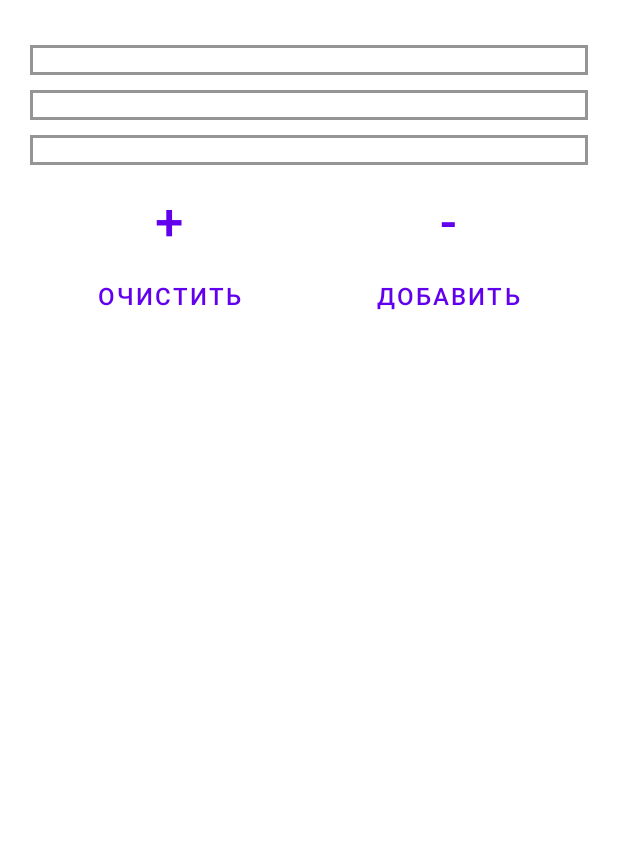
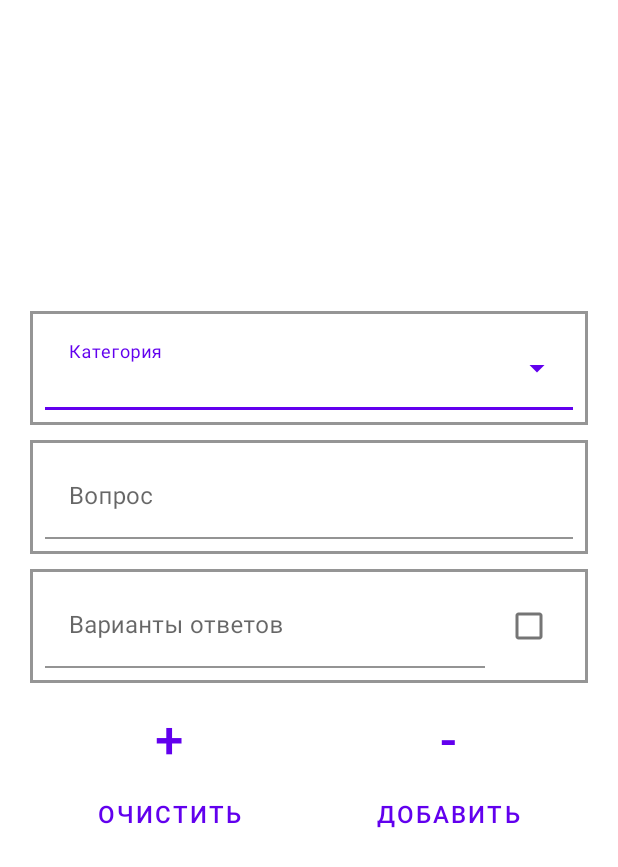
Before and after one commit to larongg/TestApp, an Android app: the layout fragment_add_questions.xml on its own in the app's theme, with its tools: preview values and no code run, on a phone screen of 412 x 824 dp. Shown: the top 867 px of the screen. Run offline under Robolectric (Android 15) with nearby library versions, the phone set to English and light mode, and no system bars; network calls fail.

Commit message:
Ничего я не понял...

```diff
--- a/app/src/main/AndroidManifest.xml
+++ b/app/src/main/AndroidManifest.xml
@@ -13,6 +13,9 @@
         android:theme="@style/Theme.TestApp"
         tools:targetApi="31">
         <activity
+            android:name=".ui.pager.QuestionActivity"
+            android:exported="false" />
+        <activity
             android:name=".MainActivity"
             android:exported="true"
             android:label="@string/app_name">
--- a/app/src/main/java/com/example/testapp/ui/pager/NumberFragment.kt
+++ b/app/src/main/java/com/example/testapp/ui/pager/NumberFragment.kt
@@ -11,7 +11,6 @@ import com.example.testapp.R
 const val ARG_OBJECT = "object"
 
 class NumberFragment : Fragment() {
-
     override fun onCreateView(
         inflater: LayoutInflater, container: ViewGroup?,
         savedInstanceState: Bundle?
@@ -22,7 +21,7 @@ class NumberFragment : Fragment() {
 
     override fun onViewCreated(view: View, savedInstanceState: Bundle?) {
         arguments?.takeIf { it.containsKey(ARG_OBJECT) }?.apply {
-            val textView: TextView = view.findViewById(R.id.textView)
+            val textView = view.findViewById<TextView>(R.id.textView)
             textView.text = getInt(ARG_OBJECT).toString()
         }
     }
--- a/app/src/main/res/layout/fragment_add_questions.xml
+++ b/app/src/main/res/layout/fragment_add_questions.xml
@@ -1,5 +1,5 @@
 <?xml version="1.0" encoding="utf-8"?>
-<FrameLayout xmlns:android="http://schemas.android.com/apk/res/android"
+<androidx.constraintlayout.widget.ConstraintLayout xmlns:android="http://schemas.android.com/apk/res/android"
     xmlns:app="http://schemas.android.com/apk/res-auto"
     xmlns:tools="http://schemas.android.com/tools"
     android:layout_width="match_parent"
@@ -11,8 +11,13 @@
         android:id="@+id/scroll"
         android:layout_width="match_parent"
         android:layout_height="wrap_content"
-        android:layout_marginTop="0dp"
-        android:layout_marginBottom="60dp">
+        android:layout_marginTop="20dp"
+        android:layout_marginBottom="80dp"
+        android:foregroundGravity="top"
+        app:layout_constraintBottom_toBottomOf="parent"
+        app:layout_constraintEnd_toEndOf="parent"
+        app:layout_constraintStart_toStartOf="parent"
+        app:layout_constraintTop_toTopOf="parent">
 
         <LinearLayout
             android:id="@+id/add_question_main"
@@ -28,7 +33,24 @@
                 android:layout_marginTop="10dp"
                 android:background="@drawable/border"
                 android:orientation="vertical"
-                android:padding="10dp" />
+                android:padding="10dp">
+
+                <com.google.android.material.textfield.TextInputLayout
+                    android:id="@+id/category_layout"
+                    style="@style/MyExposedDropdownMenuStyle"
+                    android:layout_width="match_parent"
+                    android:layout_height="wrap_content">
+
+                    <AutoCompleteTextView
+                        android:id="@+id/category_input"
+                        android:layout_width="match_parent"
+                        android:layout_height="wrap_content"
+                        android:background="@color/blind"
+                        android:hint="@string/category"
+                        android:inputType="text"
+                        android:textSize="16sp" />
+                </com.google.android.material.textfield.TextInputLayout>
+            </LinearLayout>
 
             <LinearLayout
                 android:id="@+id/question"
@@ -37,7 +59,22 @@
                 android:layout_marginTop="10dp"
                 android:background="@drawable/border"
                 android:orientation="vertical"
-                android:padding="10dp" />
+                android:padding="10dp">
+
+                <com.google.android.material.textfield.TextInputLayout
+                    android:id="@+id/question_layout"
+                    android:layout_width="match_parent"
+                    android:layout_height="wrap_content"
+                    android:hint="@string/question">
+
+                    <com.google.android.material.textfield.TextInputEditText
+                        android:id="@+id/question_input"
+                        android:layout_width="match_parent"
+                        android:layout_height="wrap_content"
+                        android:background="@color/blind"
+                        android:textSize="16sp" />
+                </com.google.android.material.textfield.TextInputLayout>
+            </LinearLayout>
 
             <LinearLayout
                 android:id="@+id/options"
@@ -46,7 +83,44 @@
                 android:layout_marginTop="10dp"
                 android:background="@drawable/border"
                 android:orientation="vertical"
-                android:padding="10dp"/>
+                android:padding="10dp">
+
+                <LinearLayout
+                    android:id="@+id/option1"
+                    android:layout_width="match_parent"
+                    android:layout_height="wrap_content"
+                    android:orientation="horizontal">
+
+                    <com.google.android.material.textfield.TextInputLayout
+                        android:id="@+id/option1_layout"
+                        android:layout_width="match_parent"
+                        android:layout_height="wrap_content"
+                        android:layout_weight="1">
+
+                        <com.google.android.material.textfield.TextInputEditText
+                            android:id="@+id/option1_input"
+                            android:layout_width="match_parent"
+                            android:layout_height="wrap_content"
+                            android:background="@color/blind"
+                            android:hint="@string/options"
+                            android:textSize="16sp" />
+                    </com.google.android.material.textfield.TextInputLayout>
+
+                    <CheckBox
+                        android:id="@+id/checkBox1"
+                        android:layout_width="match_parent"
+                        android:layout_height="match_parent"
+                        android:layout_weight="5"
+                        android:minHeight="0dp" />
+                </LinearLayout>
+
+                <LinearLayout
+                    android:id="@+id/other_options"
+                    android:layout_width="match_parent"
+                    android:layout_height="wrap_content"
+                    android:orientation="vertical" />
+
+            </LinearLayout>
 
             <LinearLayout
                 android:layout_width="match_parent"
@@ -111,8 +185,4 @@
         </LinearLayout>
     </ScrollView>
 
-    <androidx.constraintlayout.widget.ConstraintLayout
-        android:layout_width="match_parent"
-        android:layout_height="match_parent" />
-
-</FrameLayout>
+</androidx.constraintlayout.widget.ConstraintLayout>
```
Also changed, not shown: app/src/main/java/com/example/testapp/ui/addquestions/AddQuestionsFragment.kt (+54 -48 lines), app/src/main/java/com/example/testapp/ui/pager/NumberAdapter.kt (+7 -4 lines), app/src/main/java/com/example/testapp/ui/pager/QuestionActivity.kt (added, +21 -0 lines), app/src/main/java/com/example/testapp/ui/quiz/QuizFragment.kt (+5 -3 lines), app/src/main/res/layout/activity_question.xml (added, +15 -0 lines), app/src/main/res/layout/fragment_quiz.xml (+6 -2 lines), app/src/main/res/values/styles.xml (added, +8 -0 lines).
